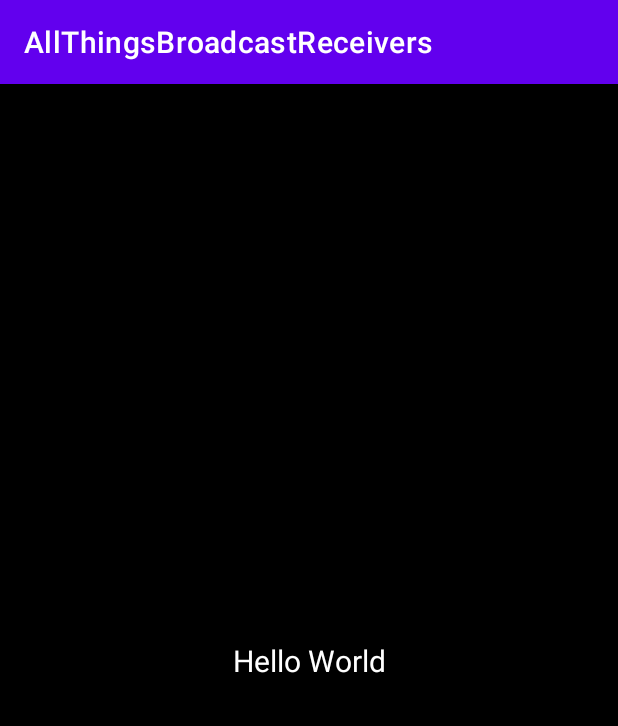
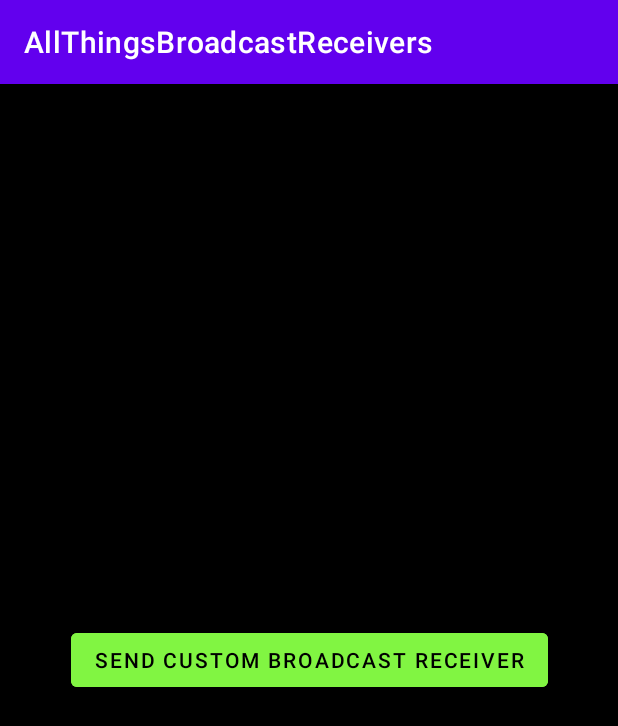
Before and after one commit to devKarthikRaj/Android-Reference-Code, an Android app: the screen it shows after launch (MainActivity), on a phone screen of 412 x 824 dp. Shown: the top 726 px of the screen. Run offline under Robolectric (Android 15) with nearby library versions, the phone set to English and light mode, and no system bars.

Commit message:
added more code to All Things Broadcast Receivers

```diff
--- a/AllThingsBroadcastReceivers/app/src/main/java/com/raj/allthingsbroadcastreceivers/BroadcastReceivers.java
+++ b/AllThingsBroadcastReceivers/app/src/main/java/com/raj/allthingsbroadcastreceivers/ConnectivityStatusBroadcastReceiver.java
@@ -11,14 +11,19 @@ import android.widget.Toast;
  *
  * Implicit Broadcasts are not recommended by android so don't use em! So nothing on those nasty implicit broadcasts here!
  */
-public class BroadcastReceivers extends BroadcastReceiver {
+public class ConnectivityStatusBroadcastReceiver extends BroadcastReceiver {
     //This method will run when the broadcast receiver is triggered...
     @Override
     public void onReceive(Context context, Intent intent) {
+        //If connectivity status of phone has changed...
         if(ConnectivityManager.CONNECTIVITY_ACTION.equals(intent.getAction())) {
+            //CONNECTIVITY_ACTION only tells you if connectivity status has changed...
+            //EXTRA_NO_CONNECTIVITY tells you if phone is connected or disconnected
             boolean noConnectivity = intent.getBooleanExtra(ConnectivityManager.EXTRA_NO_CONNECTIVITY, false);
+            //if true... not conencted!
             if(noConnectivity) {
                 Toast.makeText(context, "Disconnected",Toast.LENGTH_SHORT).show();
+            //if false... connected!
             } else {
                 Toast.makeText(context, "Connected",Toast.LENGTH_SHORT).show();
             }
--- a/AllThingsBroadcastReceivers/app/src/main/java/com/raj/allthingsbroadcastreceivers/MainActivity.java
+++ b/AllThingsBroadcastReceivers/app/src/main/java/com/raj/allthingsbroadcastreceivers/MainActivity.java
@@ -2,25 +2,49 @@ package com.raj.allthingsbroadcastreceivers;
 
 import androidx.appcompat.app.AppCompatActivity;
 
+import android.annotation.SuppressLint;
+import android.content.Intent;
 import android.content.IntentFilter;
 import android.net.ConnectivityManager;
 import android.os.Bundle;
+import android.view.View;
+import android.widget.Button;
+import android.widget.Toast;
 
-public class MainActivity extends AppCompatActivity {
-    BroadcastReceivers broadcastReceivers = new BroadcastReceivers();
+/* Rule of thumb (applicable to most cases... not all cases... this is not universal)
+ *  If broadcast receiver is registered in onStart()... unregister it in onStop()
+ *  If broadcast receiver is registered in onCreate()... unregister it in onDestroy()
+ *
+ *  This is a just a good habit!
+ */
+public class MainActivity extends AppCompatActivity implements View.OnClickListener {
+    ConnectivityStatusBroadcastReceiver connectivityStatusBroadcastReceiver = new ConnectivityStatusBroadcastReceiver();
+    CustomBroadcastReceiver customBroadcastReceiver = new CustomBroadcastReceiver();
+
+    Button sendCustomBroadcastBtn;
 
     @Override
     protected void onCreate(Bundle savedInstanceState) {
         super.onCreate(savedInstanceState);
         setContentView(R.layout.activity_main);
+
+        sendCustomBroadcastBtn = findViewById(R.id.BTN_Send_Custom_Broadcast);
+
+        sendCustomBroadcastBtn.setOnClickListener(this);
+
+        //Register custom broadcast receiver
+        IntentFilter customIntentFilter = new IntentFilter("com.raj.allthingsbroadcastreceivers.EXAMPLE_ACTION");
+        registerReceiver(customBroadcastReceiver, customIntentFilter);
     }
 
     //onStart() will run when app comes into foreground in the android app lifecycle
     @Override
     protected void onStart() {
         super.onStart();
-        IntentFilter intentFilter = new IntentFilter(ConnectivityManager.CONNECTIVITY_ACTION);
-        registerReceiver(broadcastReceivers, intentFilter);
+
+        //Register connectivity status broadcast receiver
+        IntentFilter connectivityStatusIntentFilter = new IntentFilter(ConnectivityManager.CONNECTIVITY_ACTION);
+        registerReceiver(connectivityStatusBroadcastReceiver, connectivityStatusIntentFilter);
     }
 
     //onStop() will run when app goes into background in the android app lifecycle
@@ -29,6 +53,29 @@ public class MainActivity extends AppCompatActivity {
         super.onStop();
         //unregistering the receiver is very impt... Do not forget to unregister the receiver!
         //If receiver is not unregistered... This app will WASTE the phone's resources such as battery life
-        unregisterReceiver(broadcastReceivers);
+        unregisterReceiver(connectivityStatusBroadcastReceiver);
+    }
+
+    @Override
+    protected void onDestroy() {
+        super.onDestroy();
+        //unregister custom broadcast receiver
+        unregisterReceiver(customBroadcastReceiver);
+    }
+
+    @Override
+    public void onClick(View view) {
+        switch(view.getId()) {
+            case R.id.BTN_Send_Custom_Broadcast:
+                sendBroadcast(view);
+                break;
+        }
+    }
+
+    //This method can also be put in another app... and send this broadcast with the same action name from other app and receive the broadcast in this app.. Inter-phone comms!
+    private void sendBroadcast(View view) {
+        Intent intent = new Intent("com.raj.allthingsbroadcastreceivers.EXAMPLE_ACTION");
+        intent.putExtra("com.raj.allhthingsbroadcastreceivers.EXTRA_TEXT", "Broadcast received");
+        sendBroadcast(intent);
     }
 }
--- a/AllThingsBroadcastReceivers/app/src/main/res/layout/activity_main.xml
+++ b/AllThingsBroadcastReceivers/app/src/main/res/layout/activity_main.xml
@@ -7,15 +7,15 @@
     tools:context=".MainActivity"
     android:background="#000000">
 
-    <TextView
-        android:id="@+id/textView"
+    <Button
+        android:id="@+id/BTN_Send_Custom_Broadcast"
         android:layout_width="wrap_content"
         android:layout_height="wrap_content"
-        android:text="Hello World"
-        android:textSize="20sp"
-        android:textColor="#FFFFFF"
+        android:text="Send custom broadcast receiver"
+        android:backgroundTint="#81f542"
+        android:textColor="#000000"
         app:layout_constraintBottom_toBottomOf="parent"
         app:layout_constraintEnd_toEndOf="parent"
         app:layout_constraintStart_toStartOf="parent"
-        app:layout_constraintTop_toTopOf="parent" />
+        app:layout_constraintTop_toTopOf="parent"/>
 </androidx.constraintlayout.widget.ConstraintLayout>
--- a/AllThingsBroadcastReceivers/app/src/main/res/values-night/themes.xml
+++ b/AllThingsBroadcastReceivers/app/src/main/res/values-night/themes.xml
@@ -12,6 +12,5 @@
         <!-- Status bar color. -->
         <item name="android:statusBarColor" tools:targetApi="l">#81f542</item>
         <item name="android:windowLightStatusBar" tools:targetApi="m">true</item>
-        <!-- Customize your theme here. -->
     </style>
 </resources>
```
Also changed, not shown: AllThingsBroadcastReceivers/app/src/main/java/com/raj/allthingsbroadcastreceivers/CustomBroadcastReceiver.java (added, +20 -0 lines).
